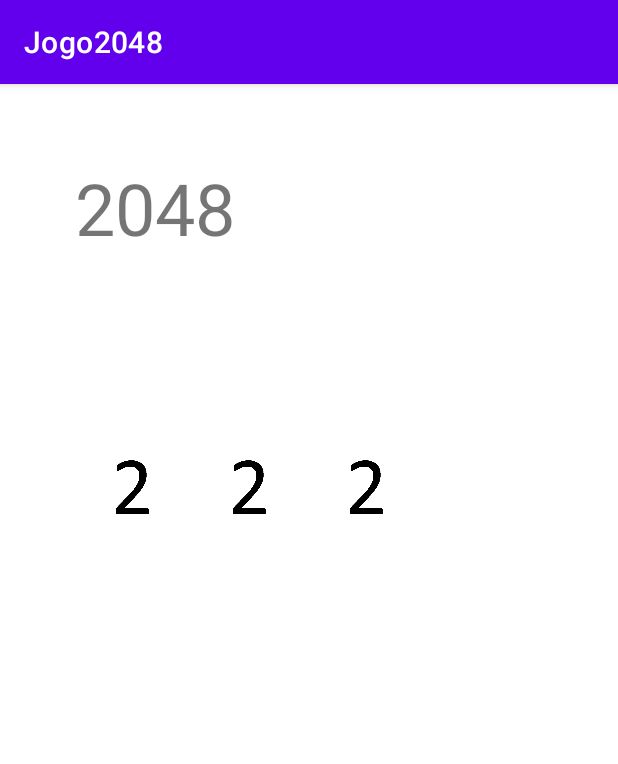
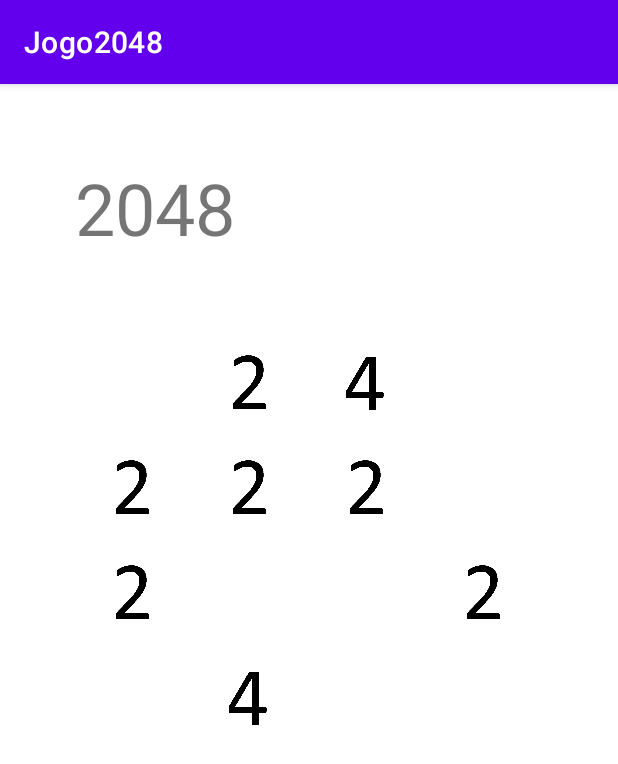
Before and after one commit to lunachtic/Jogo2048, an Android app: the screen it shows after launch (MainActivity), on a phone screen of 412 x 824 dp. Shown: the top 764 px of the screen. Run offline under Robolectric (Android 15) with nearby library versions, the phone set to English and light mode, and no system bars.

Commit message:
Criação da tabela completa e movimentações iniciais com somas

```diff
--- a/app/src/main/java/br/ucs/aula3/jogo2048/MainActivity.java
+++ b/app/src/main/java/br/ucs/aula3/jogo2048/MainActivity.java
@@ -10,17 +10,37 @@ import android.view.MotionEvent;
 import android.widget.ImageView;
 import android.widget.TextView;
 
+import java.util.Arrays;
+
 
 public class MainActivity extends AppCompatActivity {
 
     private GestureDetectorCompat mDetector;
     private TextView textView1;
-    private ImageView images[] = {null,null,null,null,null,null,null,null};
-    private int grid[] = {0,0,0,0,2,2,2,0,0,0,0,0,0,0,0,0};
-    private int numbers[] = {R.drawable.img_empty, R.drawable.img2, R.drawable.img4, R.drawable.img8};
-    private int[] ids = {
+    private ImageView[] images = {
+            null,null,null,null,
+            null,null,null,null,
+            null,null,null,null,
+            null,null,null,null
+    };
+    private int[] grid = {
+            0,2,4,0,
+            2,2,2,0,
+            2,0,0,2,
+            0,4,0,0
+    };
+    private boolean[] gridUsed = {
+            false, false, false, false,
+            false, false, false, false,
+            false, false, false, false,
+            false, false, false, false
+    };
+    private final int[] numbers = {R.drawable.img_empty, R.drawable.img2, R.drawable.img4, R.drawable.img8};
+    private final int[] ids = {
             R.id.img00, R.id.img01, R.id.img02, R.id.img03,
-            R.id.img10, R.id.img11, R.id.img12, R.id.img13
+            R.id.img10, R.id.img11, R.id.img12, R.id.img13,
+            R.id.img20, R.id.img21, R.id.img22, R.id.img23,
+            R.id.img30, R.id.img31, R.id.img32, R.id.img33
     };
     @Override
     public void onCreate(Bundle savedInstanceState) {
@@ -28,7 +48,7 @@ public class MainActivity extends AppCompatActivity {
         setContentView(R.layout.activity_main);
         mDetector = new GestureDetectorCompat(this, new MyGestureListener());
         for (int i = 0; i < ids.length; i++) {
-            this.images[i] = (ImageView) findViewById(ids[i]);
+            this.images[i] = findViewById(ids[i]);
         }
         onSwipeStart();
         updateImages();
@@ -83,10 +103,21 @@ public class MainActivity extends AppCompatActivity {
     }
 
     public void onSwipeRight() {
+        Arrays.fill(this.gridUsed, false);
         for (int i = images.length-1; i >= 0; i--) {
-            if (i%4 != 0 && grid[i] == grid[i-1]) {
-                grid[i] = grid[i-1]*2;
-                grid[i-1] = 0;
+            // Se o campo tiver valor, movimenta o campo para a direita (máximo que puder)
+            if (grid[i] != 0 && i%4 != 3) {
+                while (grid[i+1] == 0 && i%4 != 3) {
+                    grid[i+1] = grid[i];
+                    grid[i] = 0;
+                    i++;
+                }
+            }
+            // Soma valores
+            if (i%4 != 3 && grid[i] == grid[i+1] && !gridUsed[i+1]) {
+                gridUsed[i+1] = true;
+                grid[i+1] = grid[i]*2;
+                grid[i] = 0;
             }
         }
         this.updateImages();
@@ -94,32 +125,65 @@ public class MainActivity extends AppCompatActivity {
     }
 
     public void onSwipeLeft() {
+        Arrays.fill(this.gridUsed, false);
         for (int i = 0; i < images.length; i++) {
-            if (i%4 != 3 && grid[i] == grid[i+1]) {
-                grid[i+1] = 0;
-                grid[i] = grid[i+1]*2;
+            // Se o campo tiver valor, movimenta o campo para a esquerda (máximo que puder)
+            if (grid[i] != 0 && i%4 != 0) {
+                while (grid[i-1] == 0 && i%4 != 0) {
+                    grid[i-1] = grid[i];
+                    grid[i] = 0;
+                    i--;
+                }
+            }
+            // Soma valores
+            if (i%4 != 0 && grid[i] == grid[i-1] && !gridUsed[i-1]) {
+                gridUsed[i-1] = true;
+                grid[i-1] = grid[i]*2;
+                grid[i] = 0;
             }
         }
         this.updateImages();
     }
 
     public void onSwipeTop() {
-//        for (int i = images.length-1; i >= 0; i--) {
-//            if (i%4 != 0 && grid[i] == grid[i-1]) {
-//                grid[i] = grid[i-1]*2;
-//                grid[i-1] = 0;
-//            }
-//        }
+        Arrays.fill(this.gridUsed, false);
+        for (int i = 4; i < images.length; i++) {
+            // Se o campo tiver valor, movimenta o campo para cima (máximo que puder)
+            if (grid[i] != 0) {
+                while (grid[i-4] == 0 && i > 3) {
+                    grid[i-4] = grid[i];
+                    grid[i] = 0;
+                    i -= i > 7 ? 4 : 0;
+                }
+            }
+            // Soma valores
+            if (grid[i] == grid[i-4] && !gridUsed[i-4]) {
+                gridUsed[i-4] = true;
+                grid[i-4] = grid[i]*2;
+                grid[i] = 0;
+            }
+        }
         this.updateImages();
     }
 
     public void onSwipeBottom() {
-//        for (int i = images.length-1; i >= 0; i--) {
-//            if (i%4 != 0 && grid[i] == grid[i-1]) {
-//                grid[i] = grid[i-1]*2;
-//                grid[i-1] = 0;
-//            }
-//        }
+        Arrays.fill(this.gridUsed, false);
+        for (int i = images.length-5; i >= 0; i--) {
+            // Se o campo tiver valor, movimenta o campo para baixo (máximo que puder)
+            if (grid[i] != 0) {
+                while (grid[i+4] == 0 && i < 12) {
+                    grid[i+4] = grid[i];
+                    grid[i] = 0;
+                    i += i < 10 ? 4 : 0;
+                }
+            }
+            // Soma valores
+            if (grid[i] == grid[i+4] && !gridUsed[i+4]) {
+                gridUsed[i+4] = true;
+                grid[i+4] = grid[i]*2;
+                grid[i] = 0;
+            }
+        }
         this.updateImages();
     }
 
--- a/app/src/main/res/layout/activity_main.xml
+++ b/app/src/main/res/layout/activity_main.xml
@@ -101,6 +101,79 @@
             app:layout_constraintTop_toBottomOf="@+id/img03"
             tools:srcCompat="@drawable/android" />
 
+        <ImageView
+            android:id="@+id/img20"
+            android:layout_width="78dp"
+            android:layout_height="70dp"
+            app:layout_constraintEnd_toStartOf="@+id/img21"
+            app:layout_constraintStart_toStartOf="parent"
+            app:layout_constraintTop_toBottomOf="@+id/img10"
+            tools:srcCompat="@drawable/android" />
+
+        <ImageView
+            android:id="@+id/img21"
+            android:layout_width="78dp"
+            android:layout_height="70dp"
+            app:layout_constraintEnd_toStartOf="@+id/img22"
+            app:layout_constraintStart_toEndOf="@+id/img20"
+            app:layout_constraintTop_toBottomOf="@+id/img11"
+            tools:srcCompat="@drawable/android" />
+
+        <ImageView
+            android:id="@+id/img22"
+            android:layout_width="78dp"
+            android:layout_height="70dp"
+            app:layout_constraintEnd_toStartOf="@+id/img23"
+            app:layout_constraintStart_toEndOf="@+id/img21"
+            app:layout_constraintTop_toBottomOf="@+id/img12"
+            tools:srcCompat="@drawable/android" />
+
+        <ImageView
+            android:id="@+id/img23"
+            android:layout_width="78dp"
+            android:layout_height="70dp"
+            app:layout_constraintEnd_toEndOf="parent"
+            app:layout_constraintStart_toEndOf="@+id/img22"
+            app:layout_constraintTop_toBottomOf="@+id/img13"
+            tools:srcCompat="@drawable/android" />
+
+        <ImageView
+            android:id="@+id/img30"
+            android:layout_width="78dp"
+            android:layout_height="70dp"
+            app:layout_constraintEnd_toStartOf="@+id/img31"
+            app:layout_constraintStart_toStartOf="parent"
+            app:layout_constraintTop_toBottomOf="@+id/img20"
+            tools:srcCompat="@drawable/android" />
+
+        <ImageView
+            android:id="@+id/img31"
+            android:layout_width="78dp"
+            android:layout_height="70dp"
+            app:layout_constraintEnd_toStartOf="@+id/img32"
+            app:layout_constraintStart_toEndOf="@+id/img30"
+            app:layout_constraintTop_toBottomOf="@+id/img21"
+            tools:srcCompat="@drawable/android" />
+
+        <ImageView
+            android:id="@+id/img32"
+            android:layout_width="78dp"
+            android:layout_height="70dp"
+            app:layout_constraintEnd_toStartOf="@+id/img33"
+            app:layout_constraintStart_toEndOf="@+id/img31"
+            app:layout_constraintTop_toBottomOf="@+id/img22"
+            tools:srcCompat="@drawable/android" />
+
+        <ImageView
+            android:id="@+id/img33"
+            android:layout_width="78dp"
+            android:layout_height="70dp"
+            app:layout_constraintEnd_toEndOf="parent"
+            app:layout_constraintStart_toEndOf="@+id/img32"
+            app:layout_constraintTop_toBottomOf="@+id/img23"
+            tools:srcCompat="@drawable/android" />
+
+
     </androidx.constraintlayout.widget.ConstraintLayout>
 
 </androidx.constraintlayout.widget.ConstraintLayout>
```
